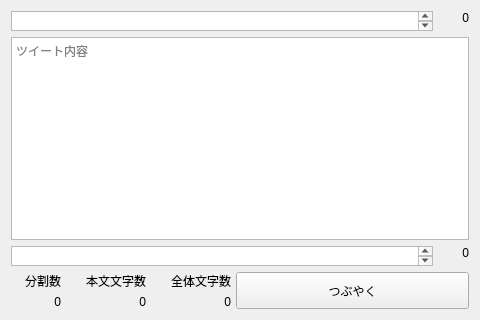
Qt form src/views/viewnormaleditor.ui (sharkpp/Jugemutter) before a commit.
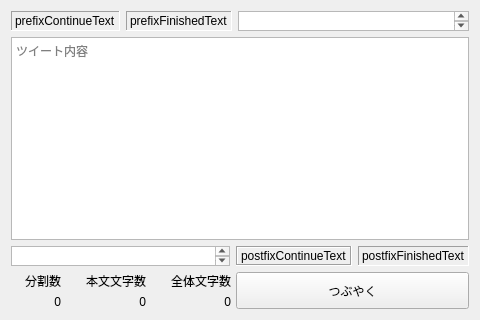
The same form after that commit. Custom widgets are drawn as their Qt base class.

Commit message: 投稿用の画面に設定を反映

Diff of the .ui file:
```diff
--- a/src/views/viewnormaleditor.ui
+++ b/src/views/viewnormaleditor.ui
@@ -26,7 +26,33 @@
    <item>
     <layout class="QHBoxLayout" name="horizontalLayout_3">
      <item>
-      <widget class="AutoSizeTextEdit" name="textPrefix">
+      <widget class="QLabel" name="prefixContinueText">
+       <property name="frameShape">
+        <enum>QFrame::Panel</enum>
+       </property>
+       <property name="frameShadow">
+        <enum>QFrame::Sunken</enum>
+       </property>
+       <property name="text">
+        <string>prefixContinueText</string>
+       </property>
+      </widget>
+     </item>
+     <item>
+      <widget class="QLabel" name="prefixFinishedText">
+       <property name="frameShape">
+        <enum>QFrame::Panel</enum>
+       </property>
+       <property name="frameShadow">
+        <enum>QFrame::Sunken</enum>
+       </property>
+       <property name="text">
+        <string>prefixFinishedText</string>
+       </property>
+      </widget>
+     </item>
+     <item>
+      <widget class="AutoSizeTextEdit" name="prefixFreeText">
        <property name="sizePolicy">
         <sizepolicy hsizetype="Expanding" vsizetype="Fixed">
          <horstretch>0</horstretch>
@@ -53,34 +79,6 @@
        </property>
       </widget>
      </item>
-     <item>
-      <widget class="TextCounterLabel" name="textPrefixLength">
-       <property name="sizePolicy">
-        <sizepolicy hsizetype="Fixed" vsizetype="Preferred">
-         <horstretch>0</horstretch>
-         <verstretch>0</verstretch>
-        </sizepolicy>
-       </property>
-       <property name="minimumSize">
-        <size>
-         <width>30</width>
-         <height>0</height>
-        </size>
-       </property>
-       <property name="text">
-        <string>0</string>
-       </property>
-       <property name="textFormat">
-        <enum>Qt::PlainText</enum>
-       </property>
-       <property name="alignment">
-        <set>Qt::AlignRight|Qt::AlignTop|Qt::AlignTrailing</set>
-       </property>
-       <property name="buddy">
-        <cstring>textPrefix</cstring>
-       </property>
-      </widget>
-     </item>
     </layout>
    </item>
    <item>
@@ -127,30 +125,28 @@
       </widget>
      </item>
      <item>
-      <widget class="TextCounterLabel" name="textPostfixLength">
-       <property name="sizePolicy">
-        <sizepolicy hsizetype="Fixed" vsizetype="Preferred">
-         <horstretch>0</horstretch>
-         <verstretch>0</verstretch>
-        </sizepolicy>
+      <widget class="QLabel" name="postfixContinueText">
+       <property name="frameShape">
+        <enum>QFrame::Box</enum>
        </property>
-       <property name="minimumSize">
-        <size>
-         <width>30</width>
-         <height>0</height>
-        </size>
+       <property name="frameShadow">
+        <enum>QFrame::Sunken</enum>
        </property>
        <property name="text">
-        <string>0</string>
+        <string>postfixContinueText</string>
        </property>
-       <property name="textFormat">
-        <enum>Qt::PlainText</enum>
+      </widget>
+     </item>
+     <item>
+      <widget class="QLabel" name="postfixFinishedText">
+       <property name="frameShape">
+        <enum>QFrame::Panel</enum>
        </property>
-       <property name="alignment">
-        <set>Qt::AlignRight|Qt::AlignTop|Qt::AlignTrailing</set>
+       <property name="frameShadow">
+        <enum>QFrame::Sunken</enum>
        </property>
-       <property name="buddy">
-        <cstring>textPostfix</cstring>
+       <property name="text">
+        <string>postfixFinishedText</string>
        </property>
       </widget>
      </item>
@@ -293,21 +289,16 @@
   </layout>
  </widget>
  <customwidgets>
-  <customwidget>
-   <class>AutoSizeTextEdit</class>
-   <extends>QPlainTextEdit</extends>
-   <header>autosizetextedit.h</header>
-  </customwidget>
-  <customwidget>
-   <class>TextCounterLabel</class>
-   <extends>QLabel</extends>
-   <header>textcounterlabel.h</header>
-  </customwidget>
   <customwidget>
    <class>TweetTextEdit</class>
    <extends>QTextEdit</extends>
    <header>tweettextedit.h</header>
   </customwidget>
+  <customwidget>
+   <class>AutoSizeTextEdit</class>
+   <extends>QPlainTextEdit</extends>
+   <header>autosizetextedit.h</header>
+  </customwidget>
  </customwidgets>
  <resources/>
  <connections/>
```
Left out of the diff: 6 changed lines with no effect on the pictures. The commit also changes 4 other files.
